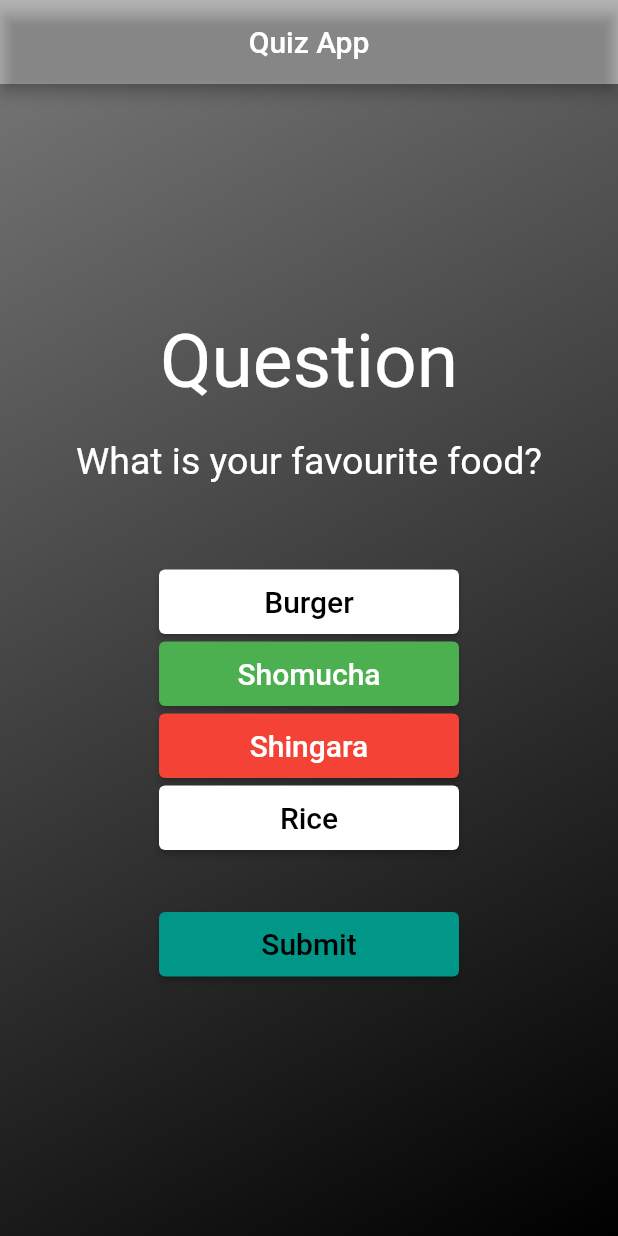
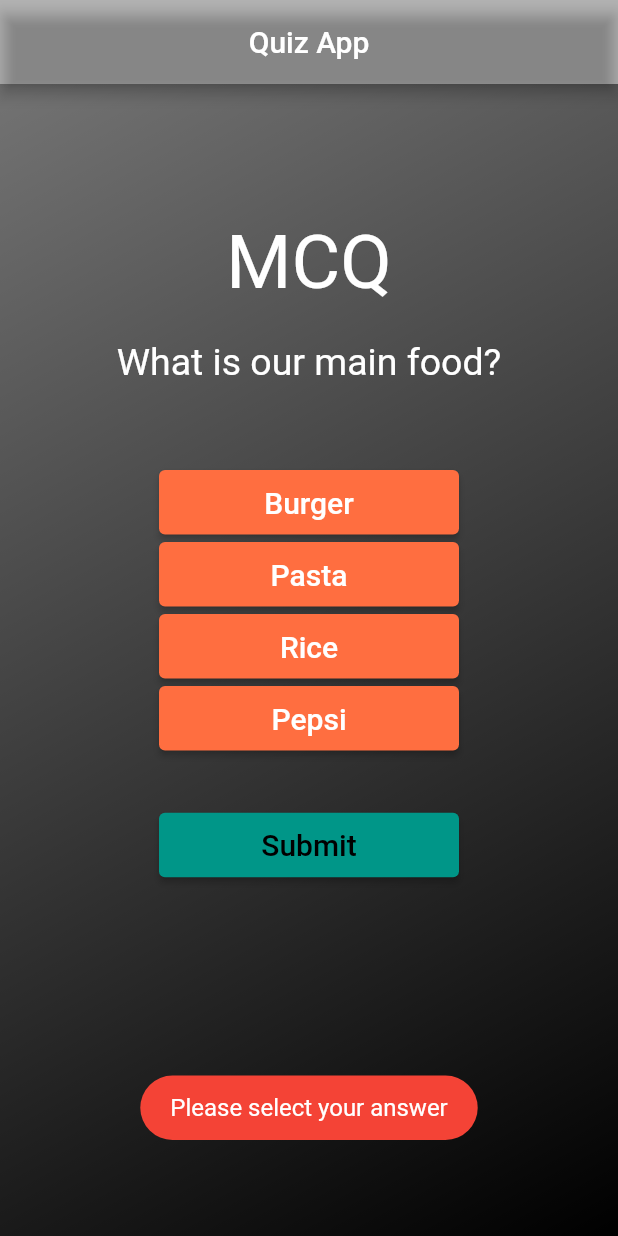
Before and after one commit to rokydas/quiz-app-flutter, a Flutter app: the screen it shows after launch, after a tap on "Submit", on a phone screen of 412 x 824 dp. Run offline on Flutter 3.47's test engine with Material 2 defaults, Android fonts, the phone set to English and light mode, and no system bars; our stand-ins replace fluttertoast.

Commit message:
almost done

```diff
--- a/lib/main.dart
+++ b/lib/main.dart
@@ -1,5 +1,6 @@
 import 'package:flutter/material.dart';
 import 'package:flutter/rendering.dart';
+import 'package:fluttertoast/fluttertoast.dart';
 
 void main() {
   runApp(MyApp());
@@ -43,18 +44,80 @@ class QuizPage extends StatefulWidget {
 }
 
 class _QuizPageState extends State<QuizPage> {
+  int clickedButton = 10;
+  int questionIndex = 0;
+  int optionIndex = 0;
+  int marks = 0;
+  bool isFinished = false;
+  bool isSubmit = false;
+  bool isRight = true;
+  bool isOneFinish = false;
+
+  List<String> questions = [
+    'What is our main food?',
+    'What is our national fruit?',
+    'Who is our HERO?',
+  ];
+
+  List<String> options = [
+    'Burger',
+    'Pasta',
+    'Rice',
+    'Pepsi',
+    'Mango',
+    'Jack Fruit',
+    'Pineapple',
+    'Watermelon',
+    'Hablu',
+    'Bablu',
+    'Kablu',
+    'Fablu',
+  ];
+
+  List<int> answers = [2, 1, 0];
+  List<int> userAnswers = [10, 10, 10];
+
+  void checkQuiz = () => {};
+
+  Widget optionButton(int n) {
+    return ElevatedButton(
+      onPressed: () {
+        setState(() {
+          clickedButton = n;
+          userAnswers[questionIndex] = n;
+          isSubmit = true;
+        });
+      },
+      style: ButtonStyle(
+        backgroundColor: MaterialStateProperty.all<Color>(
+            clickedButton == n ? Colors.blue : Colors.deepOrangeAccent),
+      ),
+      child: Padding(
+        padding: const EdgeInsets.all(10),
+        child: Text(
+          options[optionIndex + n],
+          style: TextStyle(color: Colors.white, fontSize: 20),
+        ),
+      ),
+    );
+  }
+
   @override
   Widget build(BuildContext context) {
     return Container(
-      child: Column(
+      child: !isFinished
+          ? Column(
               // mainAxisAlignment: MainAxisAlignment.center,
               children: [
-          Expanded(flex: 2, child: Text(''),),
+                Expanded(
+                  flex: 1,
+                  child: Text(''),
+                ),
                 Expanded(
                   flex: 1,
                   child: Center(
                     child: Text(
-            'Question',
+                      'MCQ',
                       textAlign: TextAlign.center,
                       style: TextStyle(
                         color: Colors.white,
@@ -67,7 +130,7 @@ class _QuizPageState extends State<QuizPage> {
                   flex: 1,
                   child: Center(
                     child: Text(
-            'What is your favourite food?',
+                      questions[questionIndex],
                       textAlign: TextAlign.center,
                       style: TextStyle(
                         color: Colors.white,
@@ -84,68 +147,10 @@ class _QuizPageState extends State<QuizPage> {
                         crossAxisAlignment: CrossAxisAlignment.stretch,
                         mainAxisAlignment: MainAxisAlignment.center,
                         children: [
-                ElevatedButton(
-                  onPressed: () {},
-                  style: ButtonStyle(
-                    backgroundColor:
-                        MaterialStateProperty.all<Color>(Colors.white),
-                  ),
-                  child: Padding(
-                    padding: const EdgeInsets.all(10),
-                    child: Text(
-                      'Burger',
-                      style: TextStyle(color: Colors.black, fontSize: 20),
-                    ),
-                  ),
-                ),
-                ElevatedButton(
-                  onPressed: () {},
-                  style: ButtonStyle(
-                    backgroundColor:
-                        MaterialStateProperty.all<Color>(Colors.green),
-                  ),
-                  child: Padding(
-                    padding: const EdgeInsets.all(10),
-                    child: Text(
-                      'Shomucha',
-                      style: TextStyle(color: Colors.white, fontSize: 20),
-                    ),
-                  ),
-                ),
-                ElevatedButton(
-                  onPressed: () {},
-                  style: ButtonStyle(
-                    backgroundColor:
-                        MaterialStateProperty.all<Color>(Colors.red),
-                  ),
-                  child: Padding(
-                    padding: const EdgeInsets.all(10),
-                    child: Text(
-                      'Shingara',
-                      style: TextStyle(
-                        color: Colors.white,
-                        fontSize: 20,
-                      ),
-                    ),
-                  ),
-                ),
-                ElevatedButton(
-                  onPressed: () {},
-                  style: ButtonStyle(
-                    backgroundColor:
-                        MaterialStateProperty.all<Color>(Colors.white),
-                  ),
-                  child: Padding(
-                    padding: const EdgeInsets.all(10),
-                    child: Text(
-                      'Rice',
-                      style: TextStyle(
-                        color: Colors.black,
-                        fontSize: 20,
-                      ),
-                    ),
-                  ),
-                ),
+                          optionButton(0),
+                          optionButton(1),
+                          optionButton(2),
+                          optionButton(3),
                         ],
                       ),
                     )),
@@ -157,7 +162,43 @@ class _QuizPageState extends State<QuizPage> {
                         crossAxisAlignment: CrossAxisAlignment.stretch,
                         children: [
                           ElevatedButton(
-                  onPressed: () {},
+                            onPressed: !isSubmit
+                                ? () {
+                                    Fluttertoast.showToast(
+                                        msg: "Please select your answer",
+                                        toastLength: Toast.LENGTH_SHORT,
+                                        gravity: ToastGravity.BOTTOM,
+                                        timeInSecForIosWeb: 2,
+                                        backgroundColor: Colors.red,
+                                        textColor: Colors.white,
+                                        fontSize: 16.0);
+                                  }
+                                : () {
+                                    setState(() {
+                                      isOneFinish = true;
+                                      clickedButton = 10;
+                                      isSubmit = false;
+
+                                    });
+                                    if (answers[questionIndex] ==
+                                        userAnswers[questionIndex]) {
+                                      setState(() {
+                                        marks += 10;
+                                        isRight = true;
+                                      });
+                                    }
+                                    if (questionIndex != questions.length - 1) {
+                                      setState(() {
+                                        questionIndex++;
+                                        optionIndex += 4;
+                                        isRight = false;
+                                      });
+                                    } else {
+                                      setState(() {
+                                        isFinished = true;
+                                      });
+                                    }
+                                  },
                             style: ButtonStyle(
                               backgroundColor:
                                   MaterialStateProperty.all<Color>(Colors.teal),
@@ -166,15 +207,77 @@ class _QuizPageState extends State<QuizPage> {
                               padding: const EdgeInsets.all(10),
                               child: Text(
                                 'Submit',
-                      style: TextStyle(color: Colors.black, fontSize: 20),
+                                style: TextStyle(
+                                    color: Colors.black, fontSize: 20),
                               ),
                             ),
                           ),
                         ],
                       ),
                     )),
-          Expanded(flex: 2, child: Text(''),),
+                Expanded(
+                  flex: 2,
+                  child: isOneFinish ? Image.asset(
+                    isRight ? 'images/correct.png' : 'images/wrong.png',
+                    width: 200,
+                  ) : Text('')
+                ),
+                Expanded(
+                  flex: 1,
+                  child: Text(''),
+                ),
               ],
+            )
+          : Center(
+              child: Column(
+                // crossAxisAlignment: CrossAxisAlignment.stretch,
+                children: [
+                  Expanded(flex: 3, child: Text('')),
+                  Expanded(
+                    child: Text(
+                      'Test is finished. \n Your score is ${marks}/${questions.length * 10}',
+                      style: TextStyle(
+                        color: Colors.white,
+                        fontSize: 30,
+                      ),
+                      textAlign: TextAlign.center,
+                    ),
+                  ),
+                  Expanded(
+                    child: Column(
+                      mainAxisAlignment: MainAxisAlignment.center,
+                      children: [
+                        ElevatedButton(
+                          onPressed: () {
+                            setState(() {
+                              isFinished = false;
+                              questionIndex = 0;
+                              optionIndex = 0;
+                              marks = 0;
+                              userAnswers = [10, 10, 10];
+                              clickedButton = 10;
+                              isOneFinish = false;
+                            });
+                          },
+                          style: ButtonStyle(
+                            backgroundColor:
+                                MaterialStateProperty.all<Color>(Colors.teal),
+                          ),
+                          child: Padding(
+                            padding: const EdgeInsets.all(10),
+                            child: Text(
+                              'Start Again',
+                              style:
+                                  TextStyle(color: Colors.black, fontSize: 20),
+                            ),
+                          ),
+                        ),
+                      ],
+                    ),
+                  ),
+                  Expanded(flex: 3, child: Text('')),
+                ],
+              ),
             ),
     );
   }
--- a/pubspec.yaml
+++ b/pubspec.yaml
@@ -32,6 +32,7 @@ dependencies:
 dev_dependencies:
   flutter_test:
     sdk: flutter
+  fluttertoast: ^8.0.4
 
 # For information on the generic Dart part of this file, see the
 # following page: https://dart.dev/tools/pub/pubspec
@@ -45,9 +46,8 @@ flutter:
   uses-material-design: true
 
   # To add assets to your application, add an assets section, like this:
-  # assets:
-  #   - images/a_dot_burr.jpeg
-  #   - images/a_dot_ham.jpeg
+  assets:
+    - images/
 
   # An image asset can refer to one or more resolution-specific "variants", see
   # https://flutter.dev/assets-and-images/#resolution-aware.
```
Also changed, not shown: images/correct.png (added), images/wrong.png (added), pubspec.lock. Lines whose indentation alone changed are shown as unchanged.
